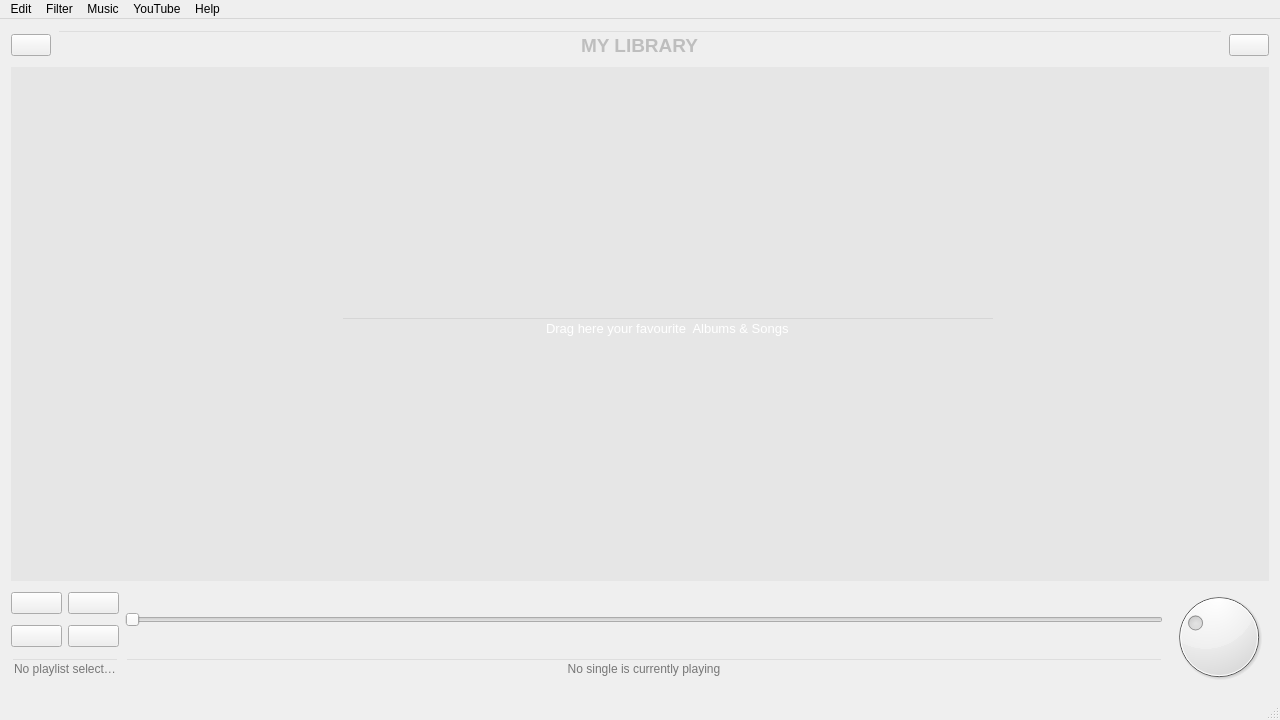
The window that mainwin.ui (CermakM/MediaPlayer) describes before a commit, drawn with Qt 5.
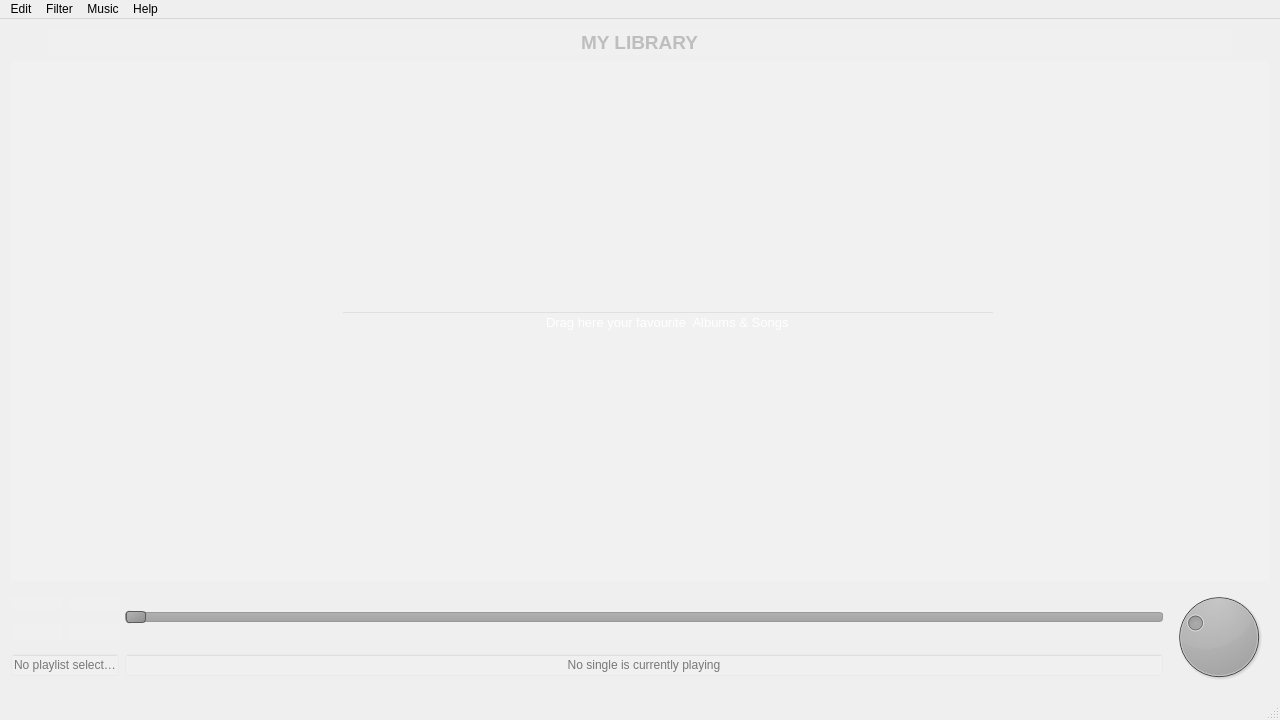
The same window after the commit. Icons and pictures are not drawn. Custom widgets are drawn as their Qt base class.

Diff of the .ui file:
```diff
--- a/mainwin.ui
+++ b/mainwin.ui
@@ -24,12 +24,55 @@
     <normaloff>:/icons/icon_logo</normaloff>:/icons/icon_logo</iconset>
   </property>
   <property name="styleSheet">
-   <string notr="true"/>
+   <string notr="true">QPushButton#ButtonPlay, #ButtonStop, #ButtonForward, #ButtonBackward {
+	background-color: rgba(255, 255, 255, 20);
+	selection-background-color: rgba(100, 100, 100, 255);
+	background-repeat: none;
+	border: none;
+}
+
+QPushButton#ButtonHome, #ButtonRefresh{
+	background-color: rgba(255, 255, 255, 0);
+	background-repeat: none;
+	border: none;
+}
+
+QPushButton#ButtonHome:pressed, #ButtonRefresh:pressed, #ButtonPlay:pressed, #ButtonStop:pressed, #ButtonForward:pressed, #ButtonBackward:pressed {
+	background-color: rgba(255, 255, 255, 50);
+}
+
+QSlider::groove:horizontal {
+    border: 1px solid #999999;
+    height: 8px; /* the groove expands to the size of the slider by default. by giving it a height, it has a fixed size */
+    background: qlineargradient(x1:0, y1:0, x2:0, y2:1, stop:0 #B1B1B1, stop:1 #a4a4a4);
+    margin: 2px 0;
+	border-radius: 3px;
+}
+
+QSlider::handle:horizontal {
+    background: qlineargradient(x1:0, y1:0, x2:1, y2:1, stop:0 #b4b4b4, stop:1 #8f8f8f);
+    border: 1px solid #5c5c5c;
+    width: 18px;
+    margin: -2px 0; /* handle is placed by default on the contents rect of the groove. Expand outside the groove */
+    border-radius: 3px;
+}
+
+QSlider::sub-page {
+	height: 8px;
+	background: qlineargradient(x1:0, y1:0, x2:1, y2:1, stop:0 	rgba(255, 0, 0, 0), stop:1 rgba(255,0,0, 255));
+}
+
+QDial{
+	    background: qlineargradient(x1:0, y1:0, x2:1, y2:1, stop:0 #b4b4b4, stop:1 #8f8f8f);
+}</string>
   </property>
   <widget class="QWidget" name="centralWidget">
    <property name="autoFillBackground">
     <bool>false</bool>
    </property>
+   <property name="styleSheet">
+    <string notr="true"/>
+   </property>
    <layout class="QGridLayout" name="gridLayout_2">
     <item row="0" column="1">
      <widget class="QLineEdit" name="TitleLibrary">
@@ -51,11 +94,16 @@
        <bool>false</bool>
       </property>
       <property name="styleSheet">
-       <string notr="true">background: transparent;</string>
+       <string notr="true">background-color : rgba(255,255,255, 20);
+background-repeat: none;
+border-radius: 20px;</string>
       </property>
       <property name="text">
        <string>MY LIBRARY</string>
       </property>
+      <property name="frame">
+       <bool>true</bool>
+      </property>
       <property name="alignment">
        <set>Qt::AlignCenter</set>
       </property>
@@ -80,7 +128,7 @@
            <bool>false</bool>
           </property>
           <property name="styleSheet">
-           <string notr="true">background-color: rgba(255, 255, 255, 0);</string>
+           <string notr="true">background-color: rgba(255, 255, 255, 20);</string>
           </property>
           <property name="alignment">
            <set>Qt::AlignCenter</set>
@@ -108,7 +156,7 @@
            <bool>false</bool>
           </property>
           <property name="styleSheet">
-           <string notr="true">background-color: rgba(255, 255, 255, 0);</string>
+           <string notr="true">background-color: rgba(255, 255, 255, 20);</string>
           </property>
           <property name="alignment">
            <set>Qt::AlignCenter</set>
@@ -158,6 +206,9 @@
           <property name="statusTip">
            <string/>
           </property>
+          <property name="styleSheet">
+           <string notr="true"/>
+          </property>
           <property name="text">
            <string/>
           </property>
@@ -178,7 +229,7 @@
            <bool>true</bool>
           </property>
           <property name="default">
-           <bool>false</bool>
+           <bool>true</bool>
           </property>
          </widget>
         </item>
@@ -207,6 +258,9 @@
           <property name="mouseTracking">
            <bool>true</bool>
           </property>
+          <property name="styleSheet">
+           <string notr="true"/>
+          </property>
           <property name="orientation">
            <enum>Qt::Horizontal</enum>
           </property>
@@ -260,8 +314,8 @@
       </property>
       <property name="iconSize">
        <size>
-        <width>16</width>
-        <height>16</height>
+        <width>24</width>
+        <height>24</height>
        </size>
       </property>
       <property name="flat">
@@ -278,6 +332,12 @@
        <iconset resource="resource.qrc">
         <normaloff>:/icons/icon_home</normaloff>:/icons/icon_home</iconset>
       </property>
+      <property name="iconSize">
+       <size>
+        <width>24</width>
+        <height>24</height>
+       </size>
+      </property>
      </widget>
     </item>
     <item row="1" column="0" colspan="3">
@@ -309,7 +369,7 @@
 }
 QWidget#dropArea {
 	border: none;
-	background-color: rgba(0,0,0,10);
+	background-color: rgba(255,255,255,30);
 }</string>
       </property>
       <property name="frameShadow">
@@ -336,7 +396,7 @@
          <x>0</x>
          <y>0</y>
          <width>1262</width>
-         <height>505</height>
+         <height>523</height>
         </rect>
        </property>
        <property name="mouseTracking">
@@ -449,12 +509,6 @@
     <addaction name="menuPlay"/>
     <addaction name="menuRecent"/>
    </widget>
-   <widget class="QMenu" name="menuYouTube">
-    <property name="title">
-     <string>YouTube</string>
-    </property>
-    <addaction name="actionAddURL"/>
-   </widget>
    <widget class="QMenu" name="menuHelp">
     <property name="title">
      <string>Help</string>
@@ -474,7 +528,6 @@
    <addaction name="menuEdit"/>
    <addaction name="menuFilter"/>
    <addaction name="menuMusic"/>
-   <addaction name="menuYouTube"/>
    <addaction name="menuHelp"/>
   </widget>
   <widget class="QStatusBar" name="statusBar"/>
```
Left out of the diff: 70 changed lines with no effect on the pictures.
